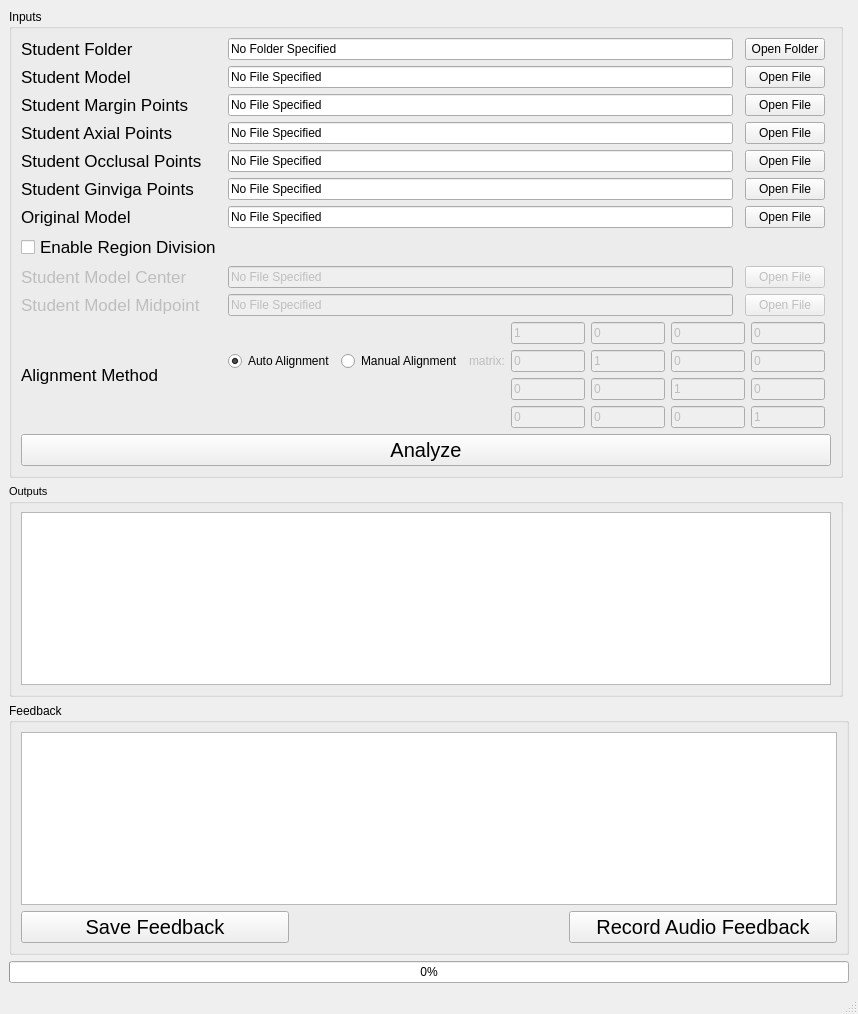
SenyangJiang/DentalAnalyzer, file mainwindow.ui: the form before one commit.
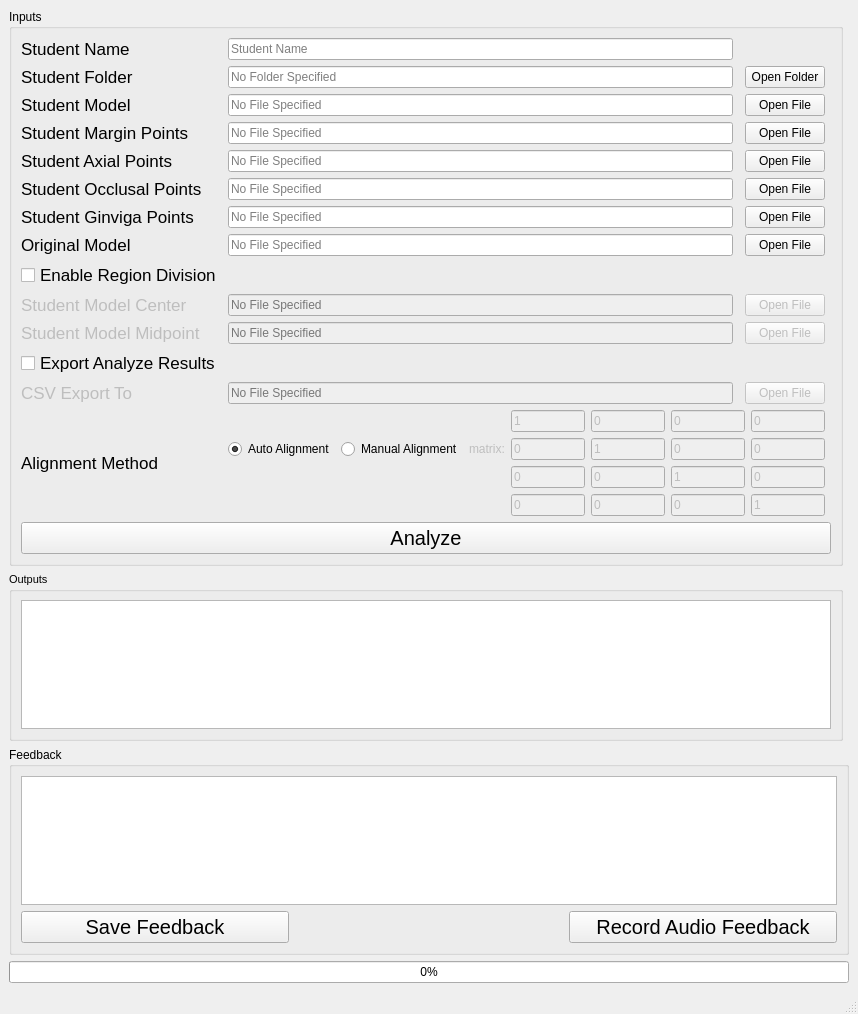
The form after the commit.

Commit message: Added option to specify csv export path in UI

```diff
--- a/mainwindow.ui
+++ b/mainwindow.ui
@@ -138,266 +138,37 @@
          <bool>false</bool>
         </property>
         <layout class="QGridLayout" name="gridLayout" columnstretch="0,0,0,0,0">
-         <item row="4" column="0">
-          <widget class="QLabel" name="label_3">
-           <property name="font">
-            <font>
-             <family>Arial</family>
-             <pointsize>13</pointsize>
-            </font>
-           </property>
-           <property name="text">
-            <string>Student Margin Points</string>
-           </property>
-          </widget>
-         </item>
-         <item row="11" column="3">
-          <widget class="QPushButton" name="pushButtonStudentMidpoint">
-           <property name="enabled">
-            <bool>false</bool>
-           </property>
-           <property name="text">
-            <string>Open File</string>
-           </property>
-          </widget>
-         </item>
-         <item row="5" column="3">
-          <widget class="QPushButton" name="pushButtonStudentAxialPoints">
-           <property name="text">
-            <string>Open File</string>
-           </property>
-          </widget>
-         </item>
-         <item row="8" column="0">
-          <widget class="QLabel" name="label_7">
-           <property name="font">
-            <font>
-             <family>Arial</family>
-             <pointsize>13</pointsize>
-            </font>
-           </property>
-           <property name="text">
-            <string>Original Model</string>
-           </property>
-          </widget>
-         </item>
-         <item row="4" column="3">
-          <widget class="QPushButton" name="pushButtonStudentMarginPoints">
-           <property name="text">
-            <string>Open File</string>
-           </property>
-          </widget>
-         </item>
-         <item row="6" column="0">
-          <widget class="QLabel" name="label_5">
-           <property name="font">
-            <font>
-             <family>Arial</family>
-             <pointsize>13</pointsize>
-            </font>
-           </property>
-           <property name="text">
-            <string>Student Occlusal Points</string>
-           </property>
-          </widget>
-         </item>
-         <item row="8" column="3">
-          <widget class="QPushButton" name="pushButtonOriginalModel">
-           <property name="text">
-            <string>Open File</string>
-           </property>
-          </widget>
-         </item>
-         <item row="5" column="0">
-          <widget class="QLabel" name="label_4">
-           <property name="font">
-            <font>
-             <family>Arial</family>
-             <pointsize>13</pointsize>
-            </font>
-           </property>
-           <property name="text">
-            <string>Student Axial Points</string>
-           </property>
-          </widget>
-         </item>
-         <item row="10" column="0">
-          <widget class="QLabel" name="labelStudentCenter">
-           <property name="enabled">
-            <bool>false</bool>
-           </property>
-           <property name="font">
-            <font>
-             <family>Arial</family>
-             <pointsize>13</pointsize>
-            </font>
-           </property>
-           <property name="text">
-            <string>Student Model Center</string>
-           </property>
-          </widget>
-         </item>
-         <item row="1" column="3">
-          <widget class="QPushButton" name="pushButtonStudentModel">
-           <property name="text">
-            <string>Open File</string>
-           </property>
-          </widget>
-         </item>
-         <item row="1" column="1">
-          <widget class="QLineEdit" name="lineEditStudentModel">
-           <property name="focusPolicy">
-            <enum>Qt::ClickFocus</enum>
-           </property>
-           <property name="text">
-            <string>No File Specified</string>
-           </property>
-           <property name="readOnly">
-            <bool>true</bool>
-           </property>
-          </widget>
-         </item>
-         <item row="1" column="0">
-          <widget class="QLabel" name="label_2">
-           <property name="font">
-            <font>
-             <family>Arial</family>
-             <pointsize>13</pointsize>
-            </font>
-           </property>
-           <property name="text">
-            <string>Student Model</string>
-           </property>
-          </widget>
-         </item>
-         <item row="6" column="3">
-          <widget class="QPushButton" name="pushButtonStudentOcclusalPoints">
-           <property name="text">
-            <string>Open File</string>
-           </property>
-          </widget>
-         </item>
-         <item row="7" column="0">
-          <widget class="QLabel" name="label_6">
-           <property name="font">
-            <font>
-             <family>Arial</family>
-             <pointsize>13</pointsize>
-            </font>
-           </property>
-           <property name="frameShape">
-            <enum>QFrame::NoFrame</enum>
-           </property>
-           <property name="text">
-            <string>Student Ginviga Points</string>
-           </property>
-          </widget>
-         </item>
-         <item row="11" column="0">
-          <widget class="QLabel" name="labelStudentMidpoint">
-           <property name="enabled">
-            <bool>false</bool>
-           </property>
-           <property name="font">
-            <font>
-             <family>Arial</family>
-             <pointsize>13</pointsize>
-            </font>
-           </property>
-           <property name="text">
-            <string>Student Model Midpoint</string>
-           </property>
-          </widget>
-         </item>
-         <item row="11" column="1">
-          <widget class="QLineEdit" name="lineEditStudentMidpoint">
-           <property name="enabled">
-            <bool>false</bool>
-           </property>
-           <property name="text">
-            <string>No File Specified</string>
-           </property>
-           <property name="readOnly">
-            <bool>true</bool>
-           </property>
-          </widget>
-         </item>
-         <item row="0" column="1">
-          <widget class="QLineEdit" name="lineEditStudentFolder">
-           <property name="focusPolicy">
-            <enum>Qt::ClickFocus</enum>
-           </property>
-           <property name="text">
-            <string>No Folder Specified</string>
-           </property>
-           <property name="readOnly">
-            <bool>true</bool>
-           </property>
-          </widget>
-         </item>
-         <item row="7" column="1">
-          <widget class="QLineEdit" name="lineEditStudentGingivaPoints">
-           <property name="focusPolicy">
-            <enum>Qt::ClickFocus</enum>
-           </property>
-           <property name="text">
-            <string>No File Specified</string>
-           </property>
-           <property name="readOnly">
-            <bool>true</bool>
-           </property>
-          </widget>
-         </item>
-         <item row="0" column="3">
-          <widget class="QPushButton" name="pushButtonStudentFolder">
-           <property name="text">
-            <string>Open Folder</string>
-           </property>
-           <property name="checkable">
-            <bool>false</bool>
-           </property>
-           <property name="checked">
-            <bool>false</bool>
-           </property>
-           <property name="autoRepeat">
-            <bool>false</bool>
-           </property>
-           <property name="default">
-            <bool>false</bool>
-           </property>
-           <property name="flat">
-            <bool>false</bool>
-           </property>
-          </widget>
-         </item>
-         <item row="4" column="1">
+         <item row="5" column="1">
           <widget class="QLineEdit" name="lineEditStudentMarginPoints">
            <property name="focusPolicy">
             <enum>Qt::ClickFocus</enum>
            </property>
            <property name="text">
-            <string>No File Specified</string>
+            <string/>
            </property>
            <property name="readOnly">
             <bool>true</bool>
            </property>
+           <property name="placeholderText">
+            <string>No File Specified</string>
+           </property>
           </widget>
          </item>
-         <item row="6" column="1">
-          <widget class="QLineEdit" name="lineEditStudentOcclusalPoints">
-           <property name="focusPolicy">
-            <enum>Qt::ClickFocus</enum>
+         <item row="25" column="0" colspan="5">
+          <widget class="QPushButton" name="pushButtonAnalyze">
+           <property name="font">
+            <font>
+             <family>Arial</family>
+             <pointsize>15</pointsize>
+            </font>
            </property>
            <property name="text">
-            <string>No File Specified</string>
-           </property>
-           <property name="readOnly">
-            <bool>true</bool>
+            <string>Analyze</string>
            </property>
           </widget>
          </item>
-         <item row="0" column="0">
-          <widget class="QLabel" name="label">
+         <item row="11" column="0">
+          <widget class="QCheckBox" name="checkBoxDivision">
            <property name="font">
             <font>
              <family>Arial</family>
@@ -405,11 +176,18 @@
             </font>
            </property>
            <property name="text">
-            <string>Student Folder</string>
+            <string>Enable Region Division</string>
            </property>
           </widget>
          </item>
-         <item row="10" column="3">
+         <item row="9" column="3">
+          <widget class="QPushButton" name="pushButtonOriginalModel">
+           <property name="text">
+            <string>Open File</string>
+           </property>
+          </widget>
+         </item>
+         <item row="12" column="3">
           <widget class="QPushButton" name="pushButtonStudentCenter">
            <property name="enabled">
             <bool>false</bool>
@@ -419,7 +197,7 @@
            </property>
           </widget>
          </item>
-         <item row="12" column="1" colspan="3">
+         <item row="16" column="1" colspan="3">
           <layout class="QGridLayout" name="gridLayout_2" columnstretch="4,0,0,0,0,0,0">
            <item row="1" column="1">
             <widget class="QRadioButton" name="radioButtonManualAlignment">
@@ -616,43 +394,293 @@
            </item>
           </layout>
          </item>
-         <item row="8" column="1">
+         <item row="8" column="3">
+          <widget class="QPushButton" name="pushButtonStudentGingivaPoints">
+           <property name="text">
+            <string>Open File</string>
+           </property>
+          </widget>
+         </item>
+         <item row="6" column="3">
+          <widget class="QPushButton" name="pushButtonStudentAxialPoints">
+           <property name="text">
+            <string>Open File</string>
+           </property>
+          </widget>
+         </item>
+         <item row="2" column="3">
+          <widget class="QPushButton" name="pushButtonStudentModel">
+           <property name="text">
+            <string>Open File</string>
+           </property>
+          </widget>
+         </item>
+         <item row="2" column="0">
+          <widget class="QLabel" name="label_2">
+           <property name="font">
+            <font>
+             <family>Arial</family>
+             <pointsize>13</pointsize>
+            </font>
+           </property>
+           <property name="text">
+            <string>Student Model</string>
+           </property>
+          </widget>
+         </item>
+         <item row="12" column="1">
+          <widget class="QLineEdit" name="lineEditStudentCenter">
+           <property name="enabled">
+            <bool>false</bool>
+           </property>
+           <property name="text">
+            <string/>
+           </property>
+           <property name="readOnly">
+            <bool>true</bool>
+           </property>
+           <property name="placeholderText">
+            <string>No File Specified</string>
+           </property>
+          </widget>
+         </item>
+         <item row="15" column="3">
+          <widget class="QPushButton" name="pushButtonCSVExportPath">
+           <property name="enabled">
+            <bool>false</bool>
+           </property>
+           <property name="text">
+            <string>Open File</string>
+           </property>
+          </widget>
+         </item>
+         <item row="7" column="3">
+          <widget class="QPushButton" name="pushButtonStudentOcclusalPoints">
+           <property name="text">
+            <string>Open File</string>
+           </property>
+          </widget>
+         </item>
+         <item row="13" column="3">
+          <widget class="QPushButton" name="pushButtonStudentMidpoint">
+           <property name="enabled">
+            <bool>false</bool>
+           </property>
+           <property name="text">
+            <string>Open File</string>
+           </property>
+          </widget>
+         </item>
+         <item row="15" column="1">
+          <widget class="QLineEdit" name="lineEditCSVExportPath">
+           <property name="enabled">
+            <bool>false</bool>
+           </property>
+           <property name="mouseTracking">
+            <bool>true</bool>
+           </property>
+           <property name="text">
+            <string/>
+           </property>
+           <property name="readOnly">
+            <bool>true</bool>
+           </property>
+           <property name="placeholderText">
+            <string>No File Specified</string>
+           </property>
+          </widget>
+         </item>
+         <item row="5" column="3">
+          <widget class="QPushButton" name="pushButtonStudentMarginPoints">
+           <property name="text">
+            <string>Open File</string>
+           </property>
+          </widget>
+         </item>
+         <item row="13" column="1">
+          <widget class="QLineEdit" name="lineEditStudentMidpoint">
+           <property name="enabled">
+            <bool>false</bool>
+           </property>
+           <property name="text">
+            <string/>
+           </property>
+           <property name="readOnly">
+            <bool>true</bool>
+           </property>
+           <property name="placeholderText">
+            <string>No File Specified</string>
+           </property>
+          </widget>
+         </item>
+         <item row="8" column="0">
+          <widget class="QLabel" name="label_6">
+           <property name="font">
+            <font>
+             <family>Arial</family>
+             <pointsize>13</pointsize>
+            </font>
+           </property>
+           <property name="frameShape">
+            <enum>QFrame::NoFrame</enum>
+           </property>
+           <property name="text">
+            <string>Student Ginviga Points</string>
+           </property>
+          </widget>
+         </item>
+         <item row="1" column="1">
+          <widget class="QLineEdit" name="lineEditStudentFolder">
+           <property name="focusPolicy">
+            <enum>Qt::ClickFocus</enum>
+           </property>
+           <property name="text">
+            <string/>
+           </property>
+           <property name="readOnly">
+            <bool>true</bool>
+           </property>
+           <property name="placeholderText">
+            <string>No Folder Specified</string>
+           </property>
+          </widget>
+         </item>
+         <item row="1" column="3">
+          <widget class="QPushButton" name="pushButtonStudentFolder">
+           <property name="text">
+            <string>Open Folder</string>
+           </property>
+           <property name="checkable">
+            <bool>false</bool>
+           </property>
+           <property name="checked">
+            <bool>false</bool>
+           </property>
+           <property name="autoRepeat">
+            <bool>false</bool>
+           </property>
+           <property name="default">
+            <bool>false</bool>
+           </property>
+           <property name="flat">
+            <bool>false</bool>
+           </property>
+          </widget>
+         </item>
+         <item row="9" column="0">
+          <widget class="QLabel" name="label_7">
+           <property name="font">
+            <font>
+             <family>Arial</family>
+             <pointsize>13</pointsize>
+            </font>
+           </property>
+           <property name="text">
+            <string>Original Model</string>
+           </property>
+          </widget>
+         </item>
+         <item row="9" column="1">
           <widget class="QLineEdit" name="lineEditOriginalModel">
            <property name="text">
-            <string>No File Specified</string>
+            <string/>
            </property>
            <property name="readOnly">
             <bool>true</bool>
            </property>
-          </widget>
-         </item>
-         <item row="21" column="0" colspan="5">
-          <widget class="QPushButton" name="pushButtonAnalyze">
-           <property name="font">
-            <font>
-             <family>Arial</family>
-             <pointsize>15</pointsize>
-            </font>
+           <property name="placeholderText">
+            <string>No File Specified</string>
            </property>
-           <property name="text">
-            <string>Analyze</string>
-           </property>
           </widget>
          </item>
-         <item row="5" column="1">
+         <item row="6" column="1">
           <widget class="QLineEdit" name="lineEditStudentAxialPoints">
            <property name="focusPolicy">
             <enum>Qt::ClickFocus</enum>
            </property>
            <property name="text">
+            <string/>
+           </property>
+           <property name="readOnly">
+            <bool>true</bool>
+           </property>
+           <property name="placeholderText">
             <string>No File Specified</string>
            </property>
+          </widget>
+         </item>
+         <item row="14" column="0">
+          <widget class="QCheckBox" name="checkBoxCSVExport">
+           <property name="font">
+            <font>
+             <family>Arial</family>
+             <pointsize>13</pointsize>
+            </font>
+           </property>
+           <property name="text">
+            <string>Export Analyze Results</string>
+           </property>
+          </widget>
+         </item>
+         <item row="2" column="1">
+          <widget class="QLineEdit" name="lineEditStudentModel">
+           <property name="focusPolicy">
+            <enum>Qt::ClickFocus</enum>
+           </property>
+           <property name="text">
+            <string/>
+           </property>
            <property name="readOnly">
             <bool>true</bool>
            </property>
+           <property name="placeholderText">
+            <string>No File Specified</string>
+           </property>
           </widget>
          </item>
-         <item row="12" column="0">
+         <item row="7" column="0">
+          <widget class="QLabel" name="label_5">
+           <property name="font">
+            <font>
+             <family>Arial</family>
+             <pointsize>13</pointsize>
+            </font>
+           </property>
+           <property name="text">
+            <string>Student Occlusal Points</string>
+           </property>
+          </widget>
+         </item>
+         <item row="15" column="0">
+          <widget class="QLabel" name="labelCSVExport">
+           <property name="enabled">
+            <bool>false</bool>
+           </property>
+           <property name="font">
+            <font>
+             <family>Arial</family>
+             <pointsize>13</pointsize>
+            </font>
+           </property>
+           <property name="text">
+            <string>CSV Export To</string>
+           </property>
+          </widget>
+         </item>
+         <item row="1" column="0">
+          <widget class="QLabel" name="label">
+           <property name="font">
+            <font>
+             <family>Arial</family>
+             <pointsize>13</pointsize>
+            </font>
+           </property>
+           <property name="text">
+            <string>Student Folder</string>
+           </property>
+          </widget>
+         </item>
+         <item row="16" column="0">
           <widget class="QLabel" name="label_8">
            <property name="font">
             <font>
@@ -665,28 +693,72 @@
            </property>
           </widget>
          </item>
-         <item row="7" column="3">
-          <widget class="QPushButton" name="pushButtonStudentGingivaPoints">
+         <item row="13" column="0">
+          <widget class="QLabel" name="labelStudentMidpoint">
+           <property name="enabled">
+            <bool>false</bool>
+           </property>
+           <property name="font">
+            <font>
+             <family>Arial</family>
+             <pointsize>13</pointsize>
+            </font>
+           </property>
            <property name="text">
-            <string>Open File</string>
+            <string>Student Model Midpoint</string>
            </property>
           </widget>
          </item>
-         <item row="10" column="1">
-          <widget class="QLineEdit" name="lineEditStudentCenter">
+         <item row="8" column="1">
+          <widget class="QLineEdit" name="lineEditStudentGingivaPoints">
+           <property name="focusPolicy">
+            <enum>Qt::ClickFocus</enum>
+           </property>
+           <property name="text">
+            <string/>
+           </property>
+           <property name="readOnly">
+            <bool>true</bool>
+           </property>
+           <property name="placeholderText">
+            <string>No File Specified</string>
+           </property>
+          </widget>
+         </item>
+         <item row="12" column="0">
+          <widget class="QLabel" name="labelStudentCenter">
            <property name="enabled">
             <bool>false</bool>
            </property>
+           <property name="font">
+            <font>
+             <family>Arial</family>
+             <pointsize>13</pointsize>
+            </font>
+           </property>
            <property name="text">
-            <string>No File Specified</string>
+            <string>Student Model Center</string>
            </property>
+          </widget>
+         </item>
+         <item row="7" column="1">
+          <widget class="QLineEdit" name="lineEditStudentOcclusalPoints">
+           <property name="focusPolicy">
+            <enum>Qt::ClickFocus</enum>
+           </property>
+           <property name="text">
+            <string/>
+           </property>
            <property name="readOnly">
             <bool>true</bool>
            </property>
+           <property name="placeholderText">
+            <string>No File Specified</string>
+           </property>
           </widget>
          </item>
-         <item row="9" column="0">
-          <widget class="QCheckBox" name="checkBoxDivision">
+         <item row="5" column="0">
+          <widget class="QLabel" name="label_3">
            <property name="font">
             <font>
              <family>Arial</family>
@@ -694,7 +766,40 @@
             </font>
            </property>
            <property name="text">
-            <string>Enable Region Division</string>
+            <string>Student Margin Points</string>
+           </property>
+          </widget>
+         </item>
+         <item row="6" column="0">
+          <widget class="QLabel" name="label_4">
+           <property name="font">
+            <font>
+             <family>Arial</family>
+             <pointsize>13</pointsize>
+            </font>
+           </property>
+           <property name="text">
+            <string>Student Axial Points</string>
+           </property>
+          </widget>
+         </item>
+         <item row="0" column="0">
+          <widget class="QLabel" name="label_9">
+           <property name="font">
+            <font>
+             <family>Arial</family>
+             <pointsize>13</pointsize>
+            </font>
+           </property>
+           <property name="text">
+            <string>Student Name</string>
+           </property>
+          </widget>
+         </item>
+         <item row="0" column="1">
+          <widget class="QLineEdit" name="lineEdit">
+           <property name="placeholderText">
+            <string>Student Name</string>
            </property>
           </widget>
          </item>
```
Left out of the diff: 180 changed lines with no effect on the pictures. The commit also changes 2 other files.
